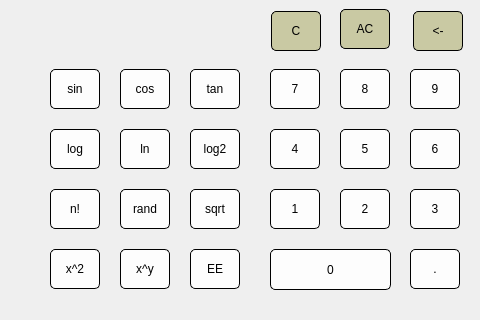
The window that Calculator/mainwindow.ui (bitsourcerer/Calqlator) describes before a commit, drawn with Qt 5; both pictures show x 0 to 480 and y 110 to 430 of the 640 by 430 pixel window.
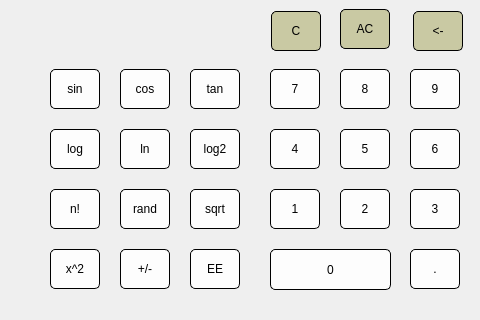
The same window after the commit. Icons and pictures are not drawn.

```diff
--- a/Calculator/mainwindow.ui
+++ b/Calculator/mainwindow.ui
@@ -783,7 +783,7 @@
 border-radius: 5px;</string>
     </property>
     <property name="text">
-     <string>x^y</string>
+     <string>+/-</string>
     </property>
    </widget>
    <widget class="QPushButton" name="BASE10">
```
Left out of the diff: 31 changed lines with no effect on the pictures.
